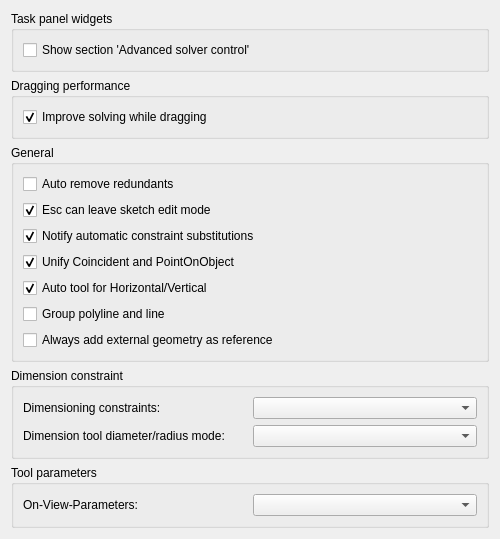
First picture: the form in src/Mod/Sketcher/Gui/SketcherSettings.ui, repository southseact-3d/fcd, before the edit.
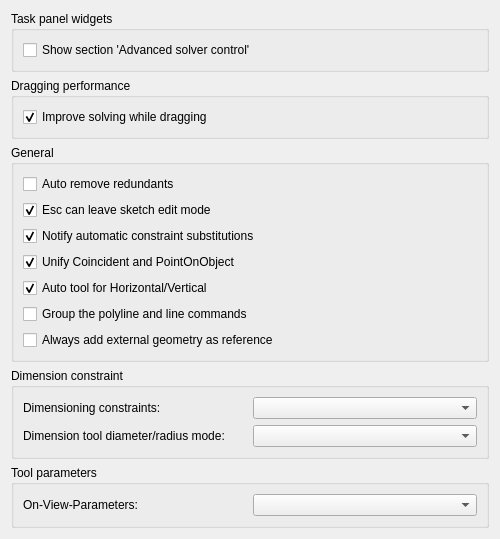
Second picture: the form after the edit. Custom widgets are drawn as their Qt base class.

What changed in the file:
```diff
--- a/src/Mod/Sketcher/Gui/SketcherSettings.ui
+++ b/src/Mod/Sketcher/Gui/SketcherSettings.ui
@@ -203,7 +203,7 @@
          <string>If checked, show a command group button that contains both the polyline and line commands. Otherwise, each command has its own separate button.</string>
         </property>
         <property name="text">
-         <string>Group polyline and line</string>
+         <string>Group the polyline and line commands</string>
         </property>
         <property name="checked">
          <bool>false</bool>
```
